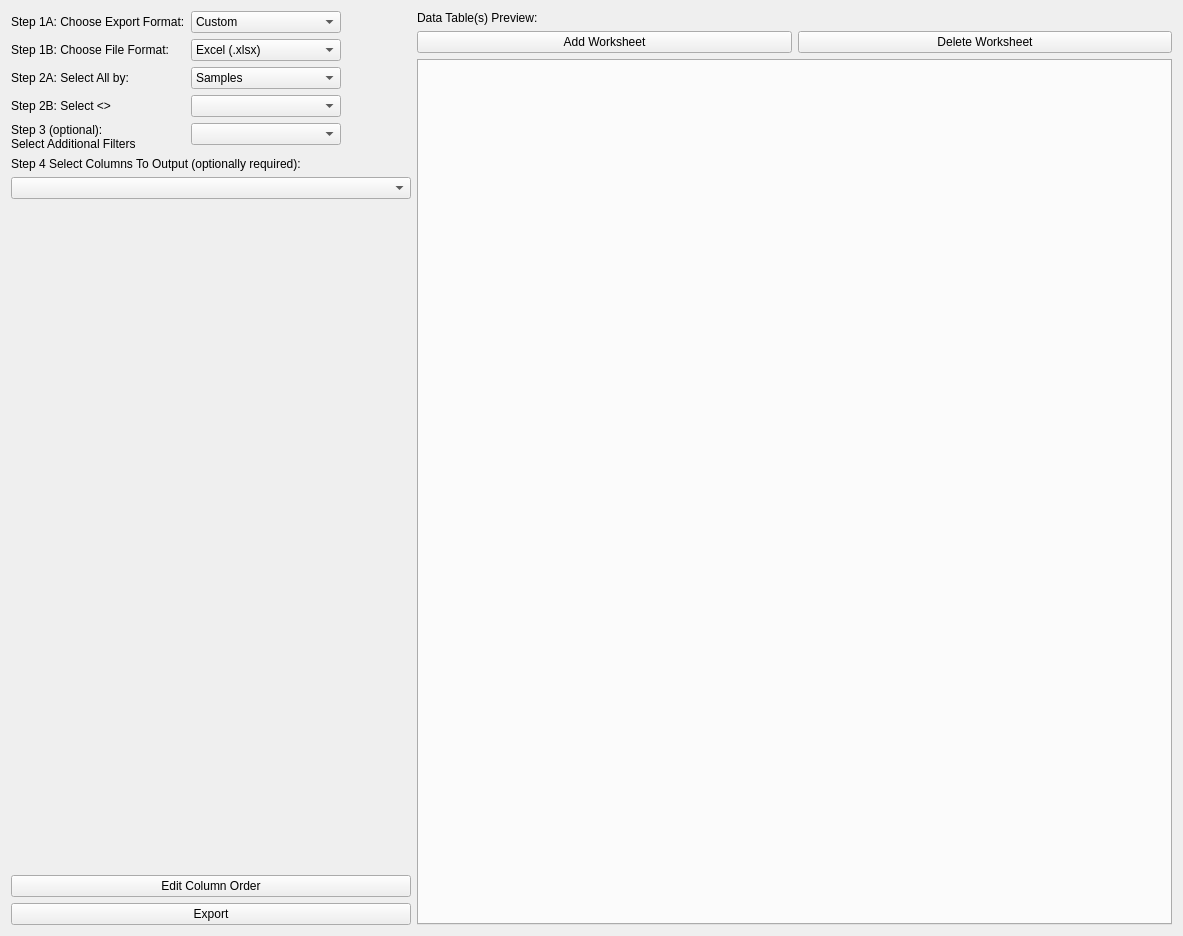
Above: ui/ExporterUI.ui from kathrynmetcalf/GeoCORK before the change. Below: the same form after it.
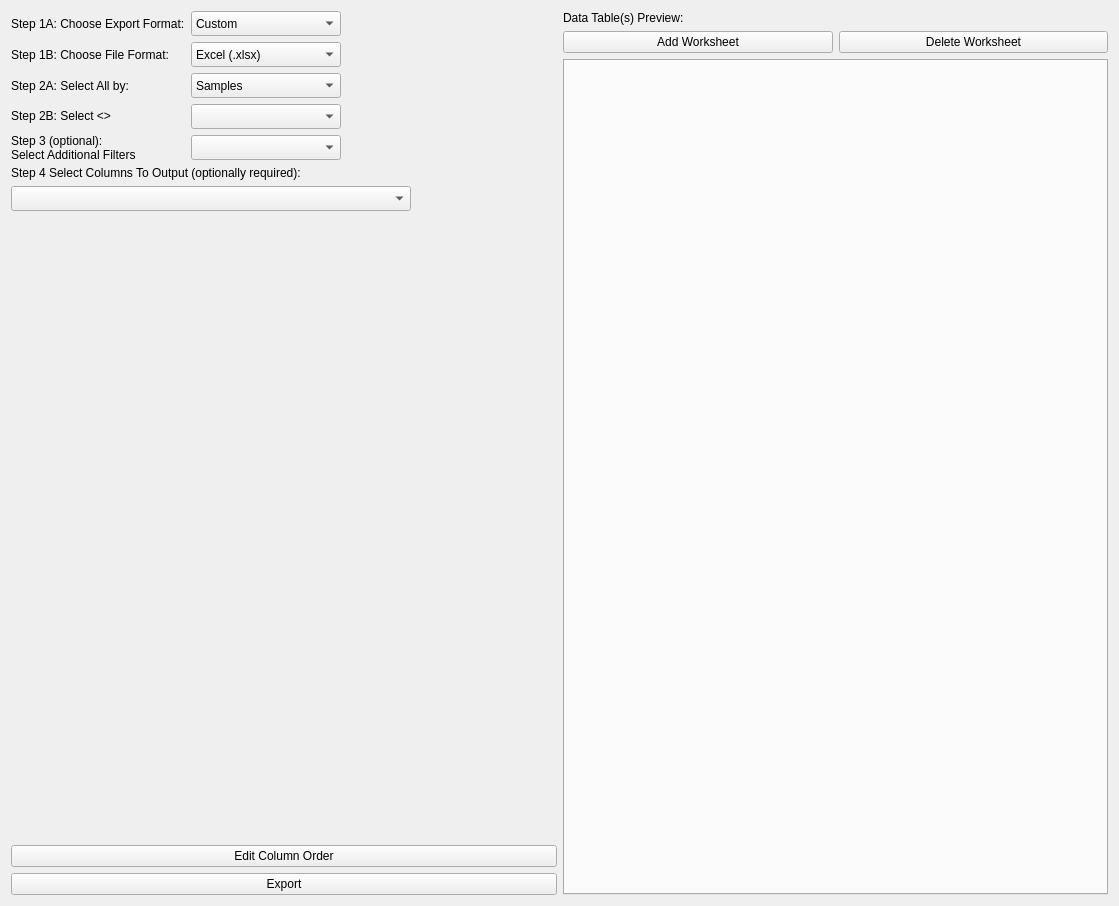
That is the form after the change. Custom widgets are drawn as their Qt base class.

Patch:
```diff
--- a/ui/ExporterUI.ui
+++ b/ui/ExporterUI.ui
@@ -6,10 +6,16 @@
    <rect>
     <x>0</x>
     <y>0</y>
-    <width>1183</width>
-    <height>936</height>
+    <width>1119</width>
+    <height>906</height>
    </rect>
   </property>
+  <property name="minimumSize">
+   <size>
+    <width>0</width>
+    <height>500</height>
+   </size>
+  </property>
   <property name="windowTitle">
    <string>Form</string>
   </property>
@@ -20,13 +26,56 @@
       <layout class="QFormLayout" name="formLayout">
        <item row="0" column="0">
         <widget class="QLabel" name="label_2">
+         <property name="sizePolicy">
+          <sizepolicy hsizetype="Expanding" vsizetype="Fixed">
+           <horstretch>0</horstretch>
+           <verstretch>0</verstretch>
+          </sizepolicy>
+         </property>
+         <property name="minimumSize">
+          <size>
+           <width>0</width>
+           <height>25</height>
+          </size>
+         </property>
+         <property name="maximumSize">
+          <size>
+           <width>16777215</width>
+           <height>25</height>
+          </size>
+         </property>
          <property name="text">
           <string>Step 1A: Choose Export Format:</string>
          </property>
         </widget>
        </item>
-       <item row="0" column="1">
-        <widget class="QComboBox" name="exportformat_comboBox">
+       <item row="2" column="0">
+        <widget class="QLabel" name="label">
+         <property name="sizePolicy">
+          <sizepolicy hsizetype="Expanding" vsizetype="Fixed">
+           <horstretch>0</horstretch>
+           <verstretch>0</verstretch>
+          </sizepolicy>
+         </property>
+         <property name="minimumSize">
+          <size>
+           <width>0</width>
+           <height>25</height>
+          </size>
+         </property>
+         <property name="maximumSize">
+          <size>
+           <width>16777215</width>
+           <height>25</height>
+          </size>
+         </property>
+         <property name="text">
+          <string>Step 1B: Choose File Format:</string>
+         </property>
+        </widget>
+       </item>
+       <item row="2" column="1">
+        <widget class="QComboBox" name="fileformat_comboBox">
          <property name="sizePolicy">
           <sizepolicy hsizetype="Fixed" vsizetype="Fixed">
            <horstretch>0</horstretch>
@@ -36,61 +85,109 @@
          <property name="minimumSize">
           <size>
            <width>150</width>
-           <height>0</height>
+           <height>25</height>
           </size>
          </property>
          <property name="maximumSize">
           <size>
            <width>150</width>
-           <height>16777215</height>
+           <height>25</height>
           </size>
          </property>
          <item>
           <property name="text">
-           <string>Custom</string>
+           <string>Excel (.xlsx)</string>
           </property>
          </item>
          <item>
           <property name="text">
-           <string>detritalPy</string>
-          </property>
-         </item>
-         <item>
-          <property name="text">
-           <string>IsoplotR - 07/35, 06/38, 04/38, 07/06, 04/07, 04/06</string>
-          </property>
-         </item>
-         <item>
-          <property name="text">
-           <string>IsoplotR - 38/06, 07/06</string>
-          </property>
-         </item>
-         <item>
-          <property name="text">
-           <string>DZStats - Intersample</string>
-          </property>
-         </item>
-         <item>
-          <property name="text">
-           <string>DZStats - Sample Compare</string>
-          </property>
-         </item>
-         <item>
-          <property name="text">
-           <string>Database</string>
+           <string>Comma-Separated Value (.csv)</string>
           </property>
          </item>
         </widget>
        </item>
        <item row="3" column="0">
         <widget class="QLabel" name="label_3">
+         <property name="sizePolicy">
+          <sizepolicy hsizetype="Expanding" vsizetype="Fixed">
+           <horstretch>0</horstretch>
+           <verstretch>0</verstretch>
+          </sizepolicy>
+         </property>
+         <property name="minimumSize">
+          <size>
+           <width>0</width>
+           <height>25</height>
+          </size>
+         </property>
+         <property name="maximumSize">
+          <size>
+           <width>16777215</width>
+           <height>25</height>
+          </size>
+         </property>
          <property name="text">
           <string>Step 2A: Select All by:</string>
          </property>
         </widget>
        </item>
+       <item row="3" column="1">
+        <widget class="QComboBox" name="selectionscope_comboBox">
+         <property name="sizePolicy">
+          <sizepolicy hsizetype="Fixed" vsizetype="Fixed">
+           <horstretch>0</horstretch>
+           <verstretch>0</verstretch>
+          </sizepolicy>
+         </property>
+         <property name="minimumSize">
+          <size>
+           <width>150</width>
+           <height>25</height>
+          </size>
+         </property>
+         <property name="maximumSize">
+          <size>
+           <width>150</width>
+           <height>25</height>
+          </size>
+         </property>
+         <item>
+          <property name="text">
+           <string>Samples</string>
+          </property>
+         </item>
+         <item>
+          <property name="text">
+           <string>Aliquots</string>
+          </property>
+         </item>
+         <item>
+          <property name="text">
+           <string>Spots</string>
+          </property>
+         </item>
+        </widget>
+       </item>
        <item row="4" column="0">
         <widget class="QLabel" name="label_4">
+         <property name="sizePolicy">
+          <sizepolicy hsizetype="Expanding" vsizetype="Fixed">
+           <horstretch>0</horstretch>
+           <verstretch>0</verstretch>
+          </sizepolicy>
+         </property>
+         <property name="minimumSize">
+          <size>
+           <width>0</width>
+           <height>25</height>
+          </size>
+         </property>
+         <property name="maximumSize">
+          <size>
+           <width>16777215</width>
+           <height>25</height>
+          </size>
+         </property>
          <property name="text">
           <string>Step 2B: Select &lt;&gt;</string>
          </property>
@@ -107,13 +204,13 @@
          <property name="minimumSize">
           <size>
            <width>150</width>
-           <height>0</height>
+           <height>25</height>
           </size>
          </property>
          <property name="maximumSize">
           <size>
            <width>150</width>
-           <height>16777215</height>
+           <height>25</height>
           </size>
          </property>
          <property name="currentText">
@@ -131,6 +228,24 @@
        </item>
        <item row="5" column="0">
         <widget class="QLabel" name="label_5">
+         <property name="sizePolicy">
+          <sizepolicy hsizetype="Expanding" vsizetype="Fixed">
+           <horstretch>0</horstretch>
+           <verstretch>0</verstretch>
+          </sizepolicy>
+         </property>
+         <property name="minimumSize">
+          <size>
+           <width>0</width>
+           <height>25</height>
+          </size>
+         </property>
+         <property name="maximumSize">
+          <size>
+           <width>16777215</width>
+           <height>25</height>
+          </size>
+         </property>
          <property name="text">
           <string>Step 3 (optional): Select Additional Filters</string>
          </property>
@@ -139,82 +254,6 @@
          </property>
         </widget>
        </item>
-       <item row="3" column="1">
-        <widget class="QComboBox" name="selectionscope_comboBox">
-         <property name="sizePolicy">
-          <sizepolicy hsizetype="Fixed" vsizetype="Fixed">
-           <horstretch>0</horstretch>
-           <verstretch>0</verstretch>
-          </sizepolicy>
-         </property>
-         <property name="minimumSize">
-          <size>
-           <width>150</width>
-           <height>0</height>
-          </size>
-         </property>
-         <property name="maximumSize">
-          <size>
-           <width>150</width>
-           <height>16777215</height>
-          </size>
-         </property>
-         <item>
-          <property name="text">
-           <string>Samples</string>
-          </property>
-         </item>
-         <item>
-          <property name="text">
-           <string>Aliquots</string>
-          </property>
-         </item>
-         <item>
-          <property name="text">
-           <string>Spots</string>
-          </property>
-         </item>
-        </widget>
-       </item>
-       <item row="2" column="1">
-        <widget class="QComboBox" name="fileformat_comboBox">
-         <property name="sizePolicy">
-          <sizepolicy hsizetype="Fixed" vsizetype="Fixed">
-           <horstretch>0</horstretch>
-           <verstretch>0</verstretch>
-          </sizepolicy>
-         </property>
-         <property name="minimumSize">
-          <size>
-           <width>150</width>
-           <height>0</height>
-          </size>
-         </property>
-         <property name="maximumSize">
-          <size>
-           <width>150</width>
-           <height>16777215</height>
-          </size>
-         </property>
-         <item>
-          <property name="text">
-           <string>Excel (.xlsx)</string>
-          </property>
-         </item>
-         <item>
-          <property name="text">
-           <string>Comma-Separated Value (.csv)</string>
-          </property>
-         </item>
-        </widget>
-       </item>
-       <item row="2" column="0">
-        <widget class="QLabel" name="label">
-         <property name="text">
-          <string>Step 1B: Choose File Format:</string>
-         </property>
-        </widget>
-       </item>
        <item row="5" column="1">
         <widget class="CheckableComboBox" name="filterselection_comboBox">
          <property name="sizePolicy">
@@ -226,13 +265,13 @@
          <property name="minimumSize">
           <size>
            <width>150</width>
-           <height>0</height>
+           <height>25</height>
           </size>
          </property>
          <property name="maximumSize">
           <size>
            <width>150</width>
-           <height>16777215</height>
+           <height>25</height>
           </size>
          </property>
          <property name="placeholderText">
@@ -245,6 +284,63 @@
          </item>
         </widget>
        </item>
+       <item row="0" column="1">
+        <widget class="QComboBox" name="exportformat_comboBox">
+         <property name="sizePolicy">
+          <sizepolicy hsizetype="Fixed" vsizetype="Fixed">
+           <horstretch>0</horstretch>
+           <verstretch>0</verstretch>
+          </sizepolicy>
+         </property>
+         <property name="minimumSize">
+          <size>
+           <width>150</width>
+           <height>25</height>
+          </size>
+         </property>
+         <property name="maximumSize">
+          <size>
+           <width>150</width>
+           <height>25</height>
+          </size>
+         </property>
+         <item>
+          <property name="text">
+           <string>Custom</string>
+          </property>
+         </item>
+         <item>
+          <property name="text">
+           <string>detritalPy</string>
+          </property>
+         </item>
+         <item>
+          <property name="text">
+           <string>IsoplotR - 07/35, 06/38, 04/38, 07/06, 04/07, 04/06</string>
+          </property>
+         </item>
+         <item>
+          <property name="text">
+           <string>IsoplotR - 38/06, 07/06</string>
+          </property>
+         </item>
+         <item>
+          <property name="text">
+           <string>DZStats - Intersample</string>
+          </property>
+         </item>
+         <item>
+          <property name="text">
+           <string>DZStats - Sample Compare</string>
+          </property>
+         </item>
+         <item>
+          <property name="text">
+           <string>Database</string>
+          </property>
+         </item>
+        </widget>
+       </item>
       </layout>
      </item>
      <item>
@@ -274,7 +370,7 @@
        <property name="minimumSize">
         <size>
          <width>400</width>
-         <height>0</height>
+         <height>25</height>
         </size>
        </property>
        <property name="maximumSize">
@@ -364,7 +460,14 @@
       </layout>
      </item>
      <item>
-      <widget class="QTabWidget" name="workbooktabs"/>
+      <widget class="QTabWidget" name="workbooktabs">
+       <property name="minimumSize">
+        <size>
+         <width>0</width>
+         <height>500</height>
+        </size>
+       </property>
+      </widget>
      </item>
     </layout>
    </item>
```
